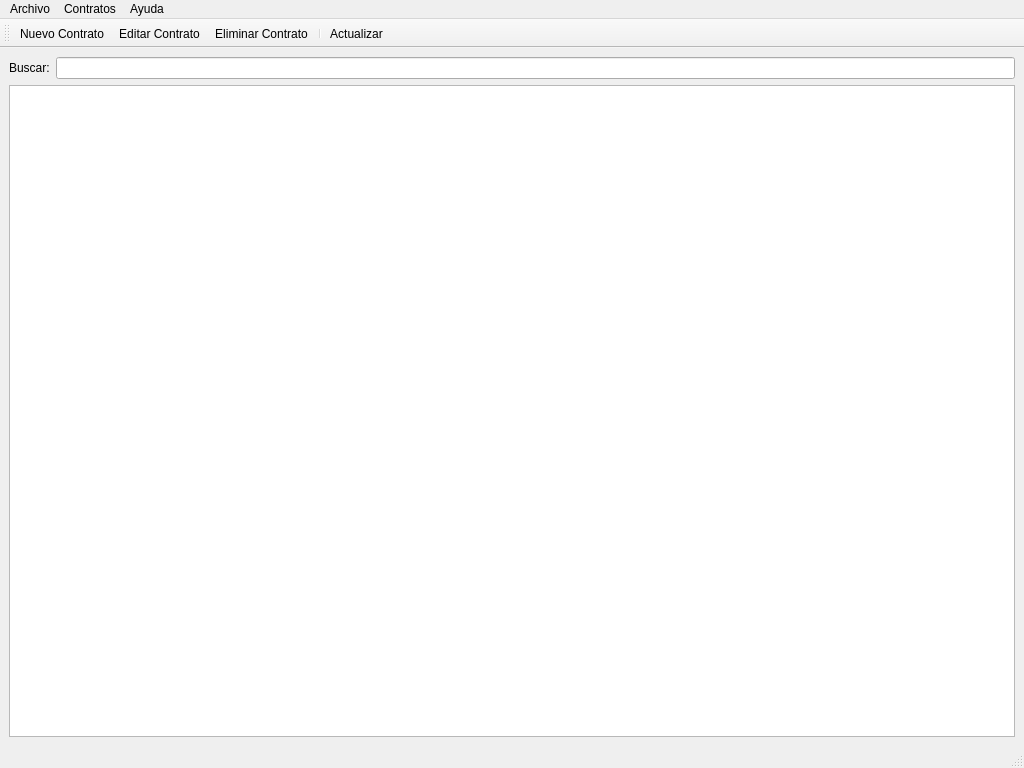
Before: the Qt Designer form mainwindow.ui in crondonb890517/contro-qt6, drawn with Qt 5.
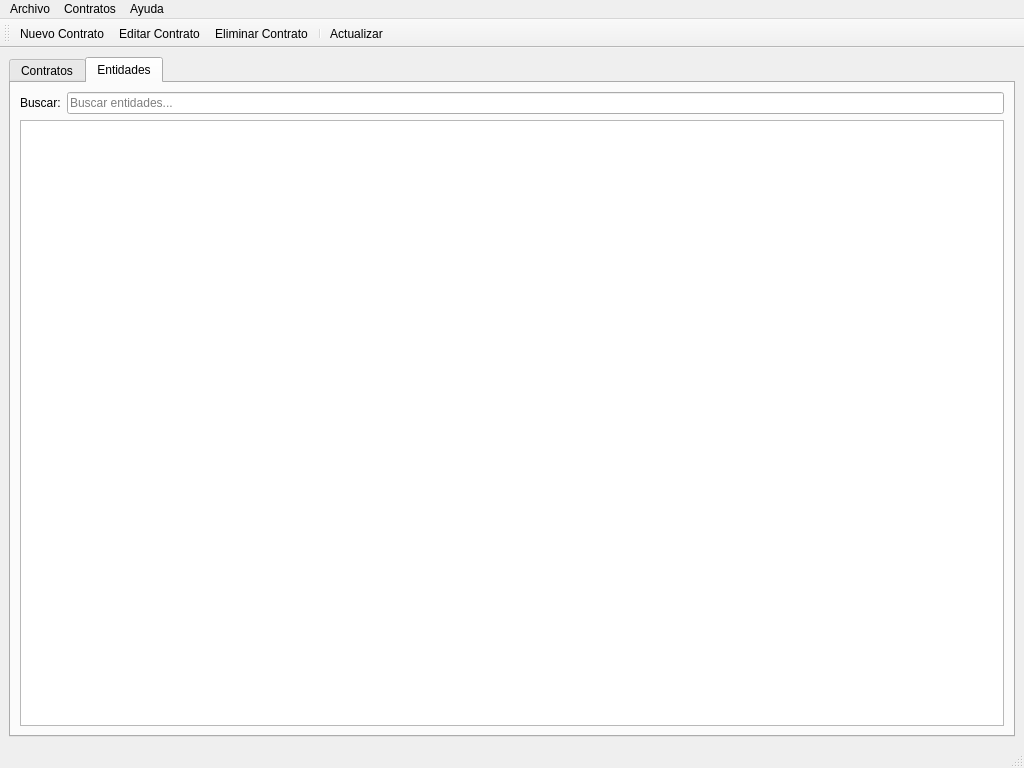
After: the same form once the commit is applied. The open tabs and pages were chosen to show the change.

Commit message: Title: Add CRUD functionality for entities table with UI improvements

```diff
--- a/mainwindow.ui
+++ b/mainwindow.ui
@@ -16,6 +16,16 @@
   <widget class="QWidget" name="centralwidget">
    <layout class="QVBoxLayout" name="verticalLayout">
     <item>
+     <widget class="QTabWidget" name="tabWidget">
+      <property name="currentIndex">
+       <number>0</number>
+      </property>
+      <widget class="QWidget" name="tabContratos">
+       <attribute name="title">
+        <string>Contratos</string>
+       </attribute>
+       <layout class="QVBoxLayout" name="verticalLayout_2">
+        <item>
      <layout class="QHBoxLayout" name="horizontalLayout_2">
       <item>
        <widget class="QLabel" name="label">
@@ -34,6 +44,38 @@
     </item>
    </layout>
   </widget>
+      <widget class="QWidget" name="tabEntidades">
+       <attribute name="title">
+        <string>Entidades</string>
+       </attribute>
+       <layout class="QVBoxLayout" name="verticalLayout_3">
+        <item>
+         <layout class="QHBoxLayout" name="horizontalLayout_3">
+          <item>
+           <widget class="QLabel" name="labelBuscarEntidad">
+            <property name="text">
+             <string>Buscar:</string>
+            </property>
+           </widget>
+          </item>
+          <item>
+           <widget class="QLineEdit" name="lineEditBuscarEntidad">
+            <property name="placeholderText">
+             <string>Buscar entidades...</string>
+            </property>
+           </widget>
+          </item>
+         </layout>
+        </item>
+        <item>
+         <widget class="QTableWidget" name="tableWidgetEntidades"/>
+        </item>
+       </layout>
+      </widget>
+     </widget>
+    </item>
+   </layout>
+  </widget>
   <widget class="QMenuBar" name="menubar">
    <property name="geometry">
     <rect>
```
Left out of the diff: 32 changed lines with no effect on the pictures. Lines whose indentation alone changed are shown as unchanged. The commit also changes 11 other files.
